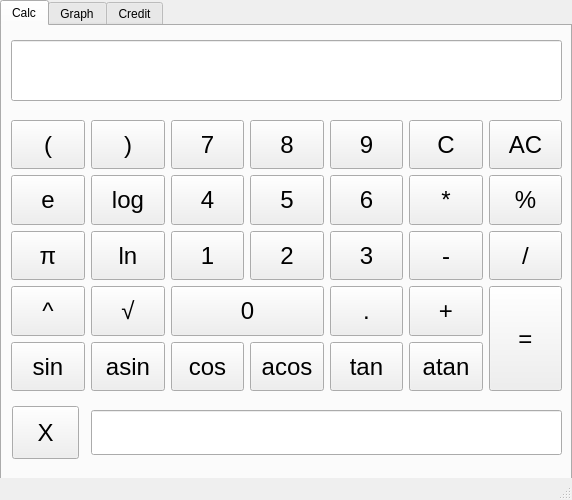
This is src/calc/mainwindow.ui in Limesbra/Smart_Calc as Qt 5 draws it before an edit. The edited form follows.
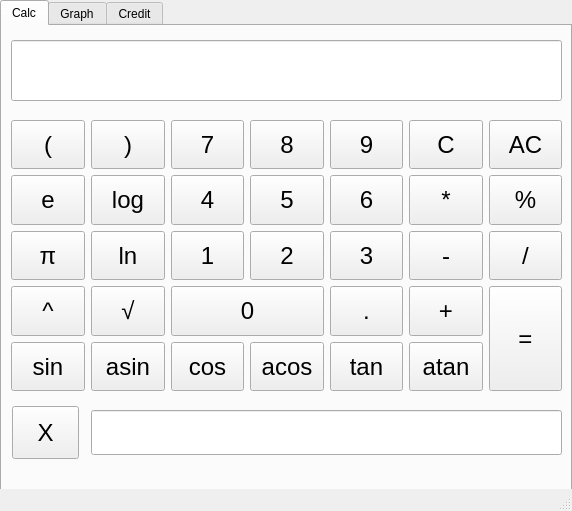
This is the edited form. The open tabs and pages were chosen to show the change. Custom widgets are drawn as their Qt base class.

Diff of the .ui file:
```diff
--- a/src/calc/mainwindow.ui
+++ b/src/calc/mainwindow.ui
@@ -7,14 +7,35 @@
     <x>0</x>
     <y>0</y>
     <width>572</width>
-    <height>500</height>
+    <height>511</height>
    </rect>
   </property>
+  <property name="sizePolicy">
+   <sizepolicy hsizetype="Fixed" vsizetype="Fixed">
+    <horstretch>0</horstretch>
+    <verstretch>0</verstretch>
+   </sizepolicy>
+  </property>
+  <property name="minimumSize">
+   <size>
+    <width>572</width>
+    <height>511</height>
+   </size>
+  </property>
+  <property name="maximumSize">
+   <size>
+    <width>572</width>
+    <height>511</height>
+   </size>
+  </property>
   <property name="windowTitle">
    <string>MainWindow</string>
   </property>
   <widget class="QWidget" name="centralwidget">
    <widget class="QTabWidget" name="tabWidget">
+    <property name="enabled">
+     <bool>true</bool>
+    </property>
     <property name="geometry">
      <rect>
       <x>0</x>
@@ -23,6 +44,12 @@
       <height>500</height>
      </rect>
     </property>
+    <property name="sizePolicy">
+     <sizepolicy hsizetype="Fixed" vsizetype="Fixed">
+      <horstretch>0</horstretch>
+      <verstretch>0</verstretch>
+     </sizepolicy>
+    </property>
     <property name="currentIndex">
      <number>2</number>
     </property>
```
Left out of the diff: 2 changed lines with no effect on the pictures.
